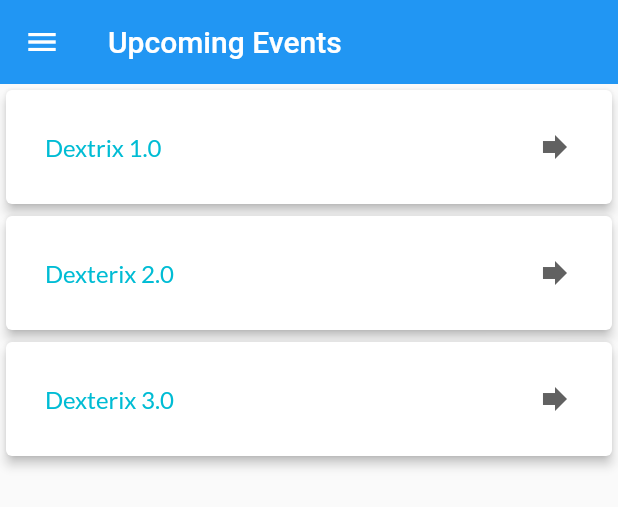
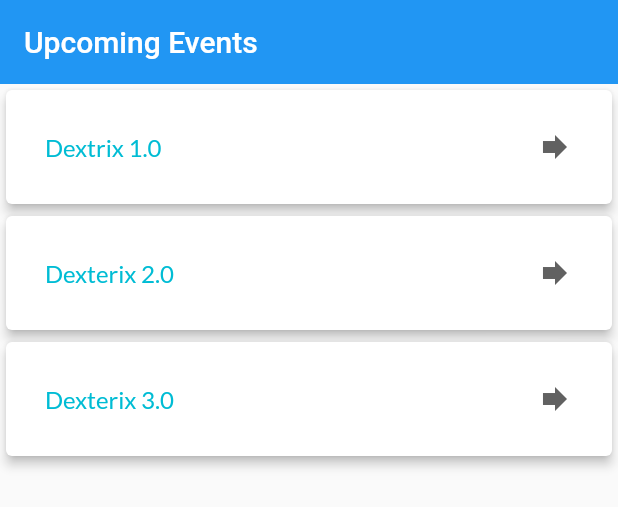
Before and after one commit to BetaZeon/Idea_Evaluator, a Flutter app: the Events widget shown alone on an empty page, opened directly, on a phone screen of 412 x 824 dp. Shown: the top 507 px of the screen. Run offline on Flutter 3.47's test engine with Material 2 defaults, Android fonts, the phone set to English and light mode, and no system bars; our stand-ins replace cloud_firestore, firebase_auth, firebase_storage, google_fonts, image_picker; accounts and stored records are empty.

Commit message:
Added Event List Page

```diff
--- a/lib/src/firebase/account.dart
+++ b/lib/src/firebase/account.dart
@@ -33,7 +33,8 @@ class Accounts{
   }
   Future signOut() async{
     try{
-      return await _auth.signOut();
+      await _auth.signOut();
+      return 'Success';
     }
     catch(e){
       return null;
--- a/lib/src/pages/eventlist.dart
+++ b/lib/src/pages/eventlist.dart
@@ -1,5 +1,6 @@
 import 'package:flutter/material.dart';
 import 'package:flutter/widgets.dart';
+
 
 class Events extends StatefulWidget {
   @override
@@ -10,78 +11,22 @@ class _EventsState extends State<Events> {
   Map _Events = {
     'Event-1' : 'Dextrix 1.0', 'Event-2' : 'Dexterix 2.0', 'Event-3' : 'Dexterix 3.0'
   };
+  Map userData = {};
   @override
   Widget build(BuildContext context) {
     final String imgUrl = 'https://scontent-del1-1.xx.fbcdn.net/v/t1.0-9/s960x960/47076705_300676554111412_2898229581855064064_o.jpg?_nc_cat=105&_nc_ohc=27HKn-5Yso8AX8G2I3p&_nc_ht=scontent-del1-1.xx&_nc_tp=7&oh=a7a95b441fc38e1039649758b583a9d9&oe=5EFC361E';
     final String drawerImgUrl = 'https://ak9.picdn.net/shutterstock/videos/1024107419/thumb/1.jpg';
-    return Scaffold(
-      appBar: AppBar(
-      title: const Text('Upcoming Events'),
-      centerTitle: false,
-      elevation: 0.0,
-      backgroundColor: Colors.blue,
-    ),
-      drawer: Drawer(
-        child: ListView(
-          // Important: Remove any padding from the ListView.
-          padding: EdgeInsets.zero,
-          children: <Widget>[
-            UserAccountsDrawerHeader(
-              decoration: BoxDecoration(
-                image: DecorationImage(
-                  fit: BoxFit.fill,
-                  image: NetworkImage(drawerImgUrl),
-                ),
-              ),
-              currentAccountPicture: CircleAvatar(
-                backgroundImage: NetworkImage(imgUrl),
-              ),
-              accountEmail: Text('ashwanitripathi144@gmail.com',
-                style: TextStyle(color: Colors.black),),
-              accountName: Text(
-                'Ashwani Tripathi', style: TextStyle(color: Colors.black),),
-            ),
-            Padding(padding: EdgeInsets.only(top: 20)),
-            ListTile(
-              title: Text('Home'),
-              leading: Icon(Icons.home),
-              onTap: () {
-                // Update the state of the app.
-                // ...
-                Navigator.pop(context);
-              },
-            ),
-            ListTile(
-              title: Text('Profile'),
-              leading: Icon(Icons.account_circle),
-              onTap: () {
-                // Update the state of the app.
-                // ...
-                Navigator.of(context).pushReplacementNamed('/home');
-              },
-            ),
-            ListTile(
-              title: Text('Settings'),
-              leading: Icon(Icons.settings),
-              onTap: () {
-                //Update the state of the app.
-                // ...
-                Navigator.pop(context);
-              },
-            ),
-            ListTile(
-              title: Text('Logout'),
-              leading: Icon(Icons.settings_power),
-              onTap: () {
-                //Update the state of the app.
-                //...
-                Navigator.pop(context);
-              },
-            ),
-          ],
+
+    return Column(
+      children: <Widget>[
+        AppBar(
+          title: const Text('Upcoming Events'),
+          centerTitle: false,
+          elevation: 0.0,
+          backgroundColor: Colors.blue,
         ),
-      ),
-      body: eventList(),
+        Expanded(child: eventList()),
+      ],
     );
   }
 
@@ -103,7 +48,9 @@ class _EventsState extends State<Events> {
                   child: Padding(
                     padding: const EdgeInsets.all(10.0),
                     child: ListTile(
-                      onTap: () {},
+                      onTap: () {
+                        Text('You have registered for this evetn successfully', style: TextStyle(color: Colors.amberAccent),);
+                      },
                       title: Row(
                         children: <Widget>[
                           Expanded(child: Text('${_Events[keys[index]]}',
```
Also changed, not shown: lib/src/profilepage.dart (+14 -52 lines), lib/const.dart (added), lib/home.dart (added).
